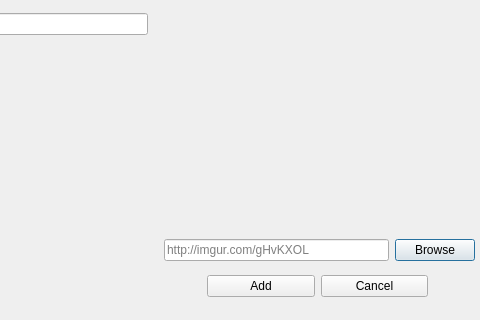
Qt form ui/computerdialog.ui (VLN-H7/Skil3) before a commit; both pictures show x 253 to 733 and y 90 to 410 of the 733 by 410 pixel window.
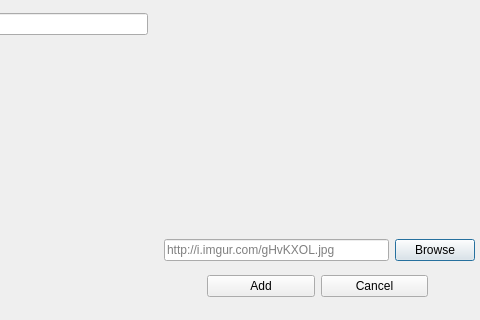
The same form after that commit.

The edit to the form file:
```diff
--- a/ui/computerdialog.ui
+++ b/ui/computerdialog.ui
@@ -181,7 +181,7 @@
     <item row="1" column="0">
      <widget class="QLineEdit" name="inputImage">
       <property name="placeholderText">
-       <string>http://imgur.com/gHvKXOL</string>
+       <string>http://i.imgur.com/gHvKXOL.jpg</string>
       </property>
      </widget>
     </item>
```
